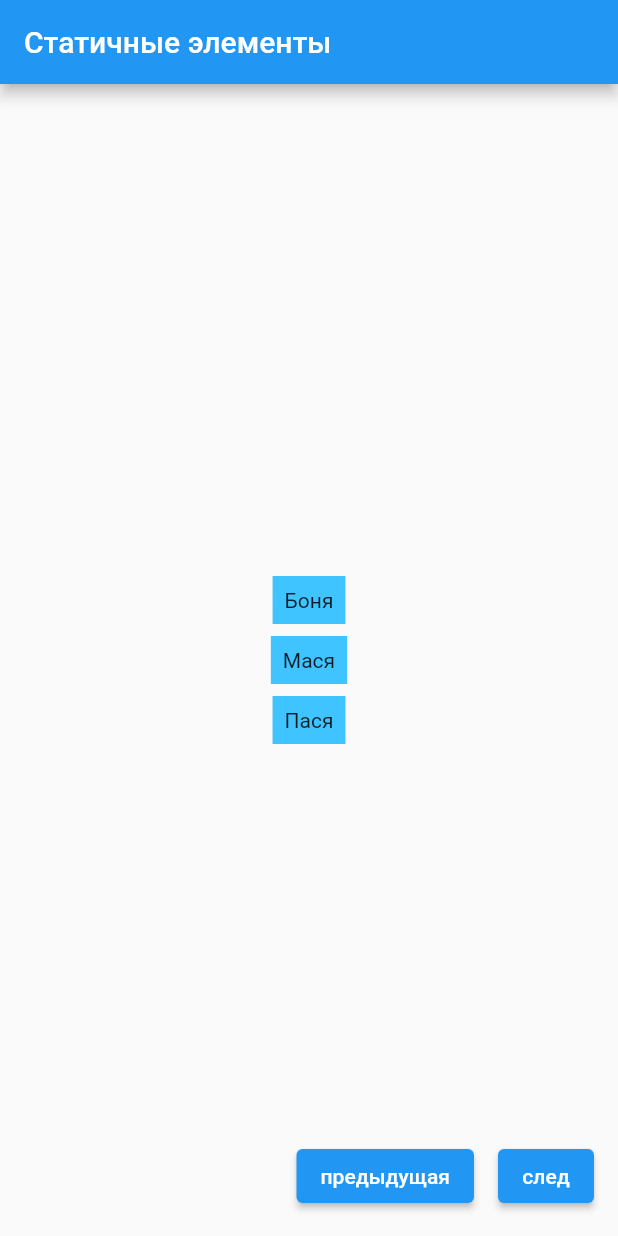
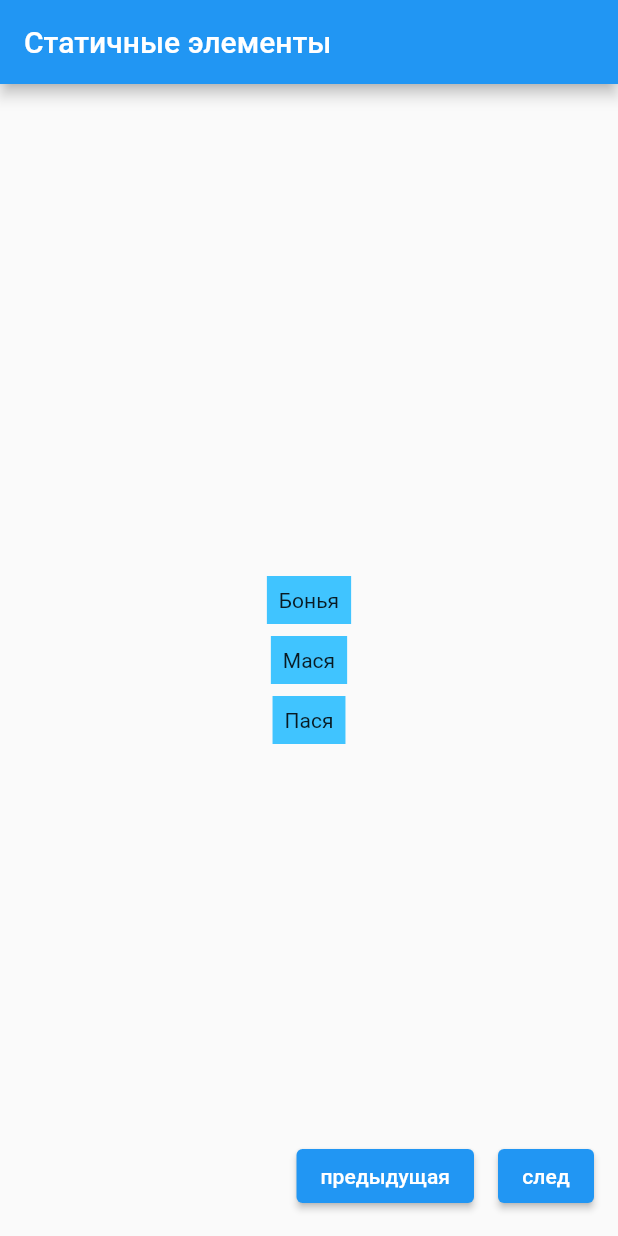
Before and after one commit to JolimJostar/FlutterFirst, a Flutter app: the SecondPage screen opened directly, after a tap on "след", on a phone screen of 412 x 824 dp. Run offline on Flutter 3.47's test engine with Material 2 defaults, Android fonts, the phone set to English and light mode, and no system bars.

Commit message:
Тестовый коммит

```diff
--- a/lib/third_page.dart
+++ b/lib/third_page.dart
@@ -16,7 +16,7 @@ class ThirdPage extends StatelessWidget {
           child: Column(
             mainAxisAlignment: MainAxisAlignment.center,
             children: const [
-              DogName(name: 'Боня'),
+              DogName(name: 'Бонья'),
               SizedBox(height: 8.0),
               DogName(name: 'Мася'),
               SizedBox(height: 8.0),
```
